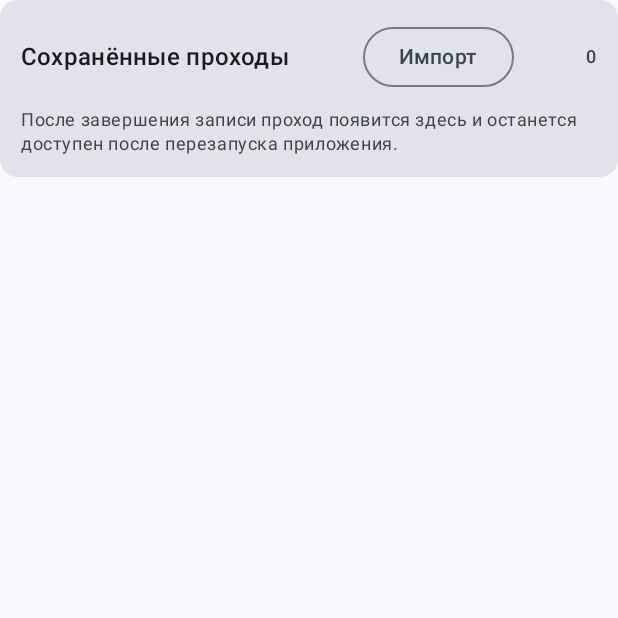
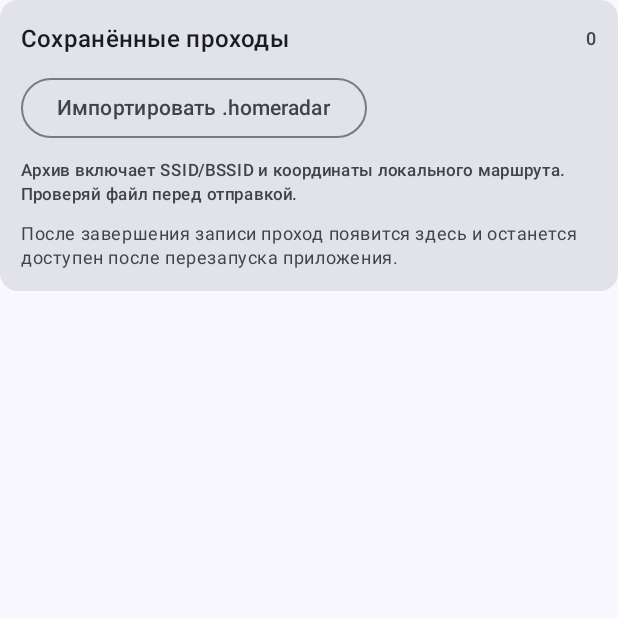
Before and after one commit to MAKAKAIglitch/HomeRadar, an Android app built with Jetpack Compose: the composable SavedSessionsCard shown on its own in the app's theme, on a phone screen of 412 x 824 dp, the top half of it. Run offline under Robolectric (Android 15) with nearby library versions, the phone set to English and light mode, and no system bars.

Commit message:
Clarify archive privacy and improve import layout

```diff
--- a/android/app/src/main/java/org/homeradar/app/HomeRadarScreen.kt
+++ b/android/app/src/main/java/org/homeradar/app/HomeRadarScreen.kt
@@ -357,15 +357,20 @@ private fun SavedSessionsCard(
                 verticalAlignment = Alignment.CenterVertically
             ) {
                 Text("Сохранённые проходы", style = MaterialTheme.typography.titleMedium)
-                OutlinedButton(onClick = onImportSession, enabled = !state.isRecording) {
-                    Text("Импорт")
-                }
                 Text(
                     state.savedSessions.size.toString(),
                     style = MaterialTheme.typography.labelMedium,
                     color = MaterialTheme.colorScheme.onSurfaceVariant
                 )
             }
+            OutlinedButton(onClick = onImportSession, enabled = !state.isRecording) {
+                Text("Импортировать .homeradar")
+            }
+            Text(
+                "Архив включает SSID/BSSID и координаты локального маршрута. Проверяй файл перед отправкой.",
+                style = MaterialTheme.typography.labelSmall,
+                color = MaterialTheme.colorScheme.onSurfaceVariant
+            )
 
             if (state.savedSessions.isEmpty()) {
                 Text(
```
